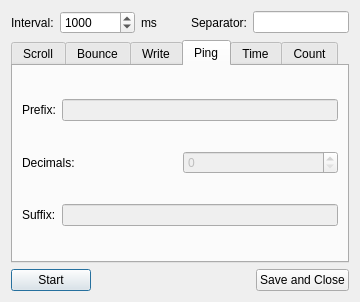
The window that scripts/rotateNick/dialog.ui (Bluscream/pyTSon_plugins) describes before a commit, drawn with Qt 5.
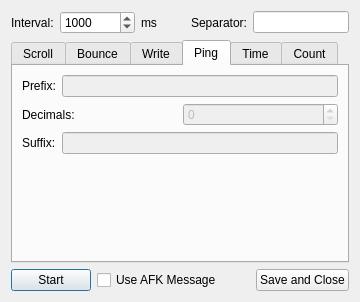
The same window after the commit. The open tabs and pages were chosen to show the change. Icons and pictures are not drawn.

What changed in the file:
```diff
--- a/scripts/rotateNick/dialog.ui
+++ b/scripts/rotateNick/dialog.ui
@@ -406,6 +406,19 @@
          </item>
         </layout>
        </item>
+       <item>
+        <spacer name="verticalSpacer_2">
+         <property name="orientation">
+          <enum>Qt::Vertical</enum>
+         </property>
+         <property name="sizeHint" stdset="0">
+          <size>
+           <width>20</width>
+           <height>40</height>
+          </size>
+         </property>
+        </spacer>
+       </item>
       </layout>
      </widget>
      <widget class="QWidget" name="tab_time">
@@ -589,6 +602,13 @@
        </property>
       </widget>
      </item>
+     <item>
+      <widget class="QCheckBox" name="chk_afk">
+       <property name="text">
+        <string>Use AFK Message</string>
+       </property>
+      </widget>
+     </item>
      <item>
       <spacer name="horizontalSpacer_2">
        <property name="orientation">
```
Left out of the diff: 18 changed lines with no effect on the pictures.
